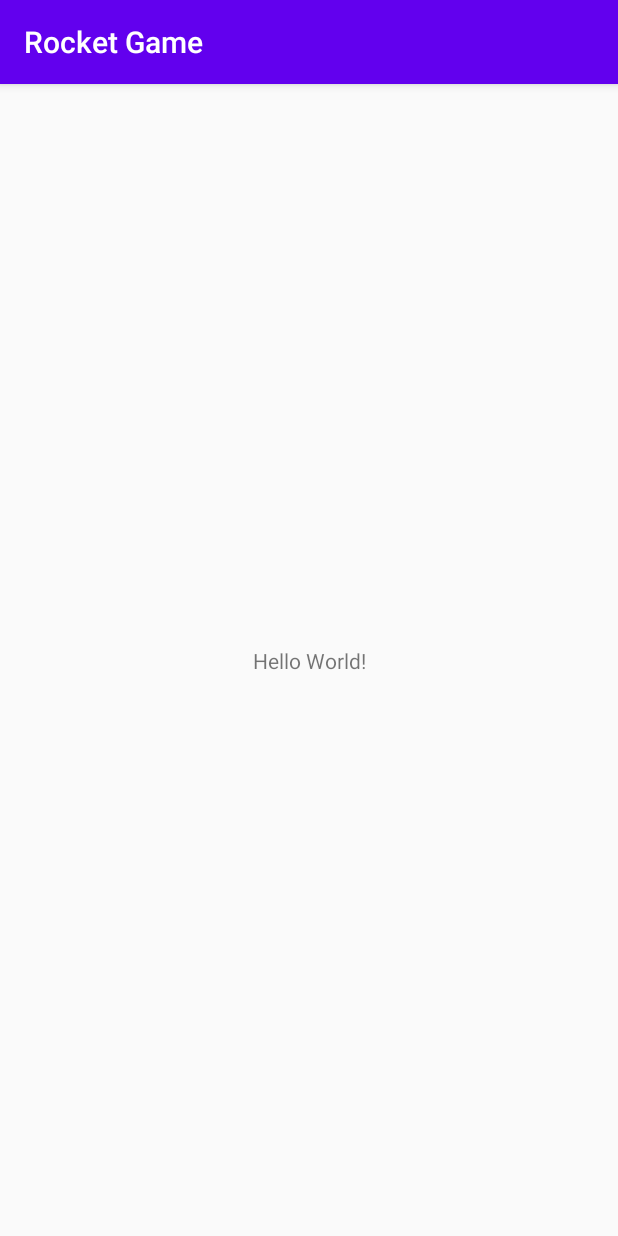
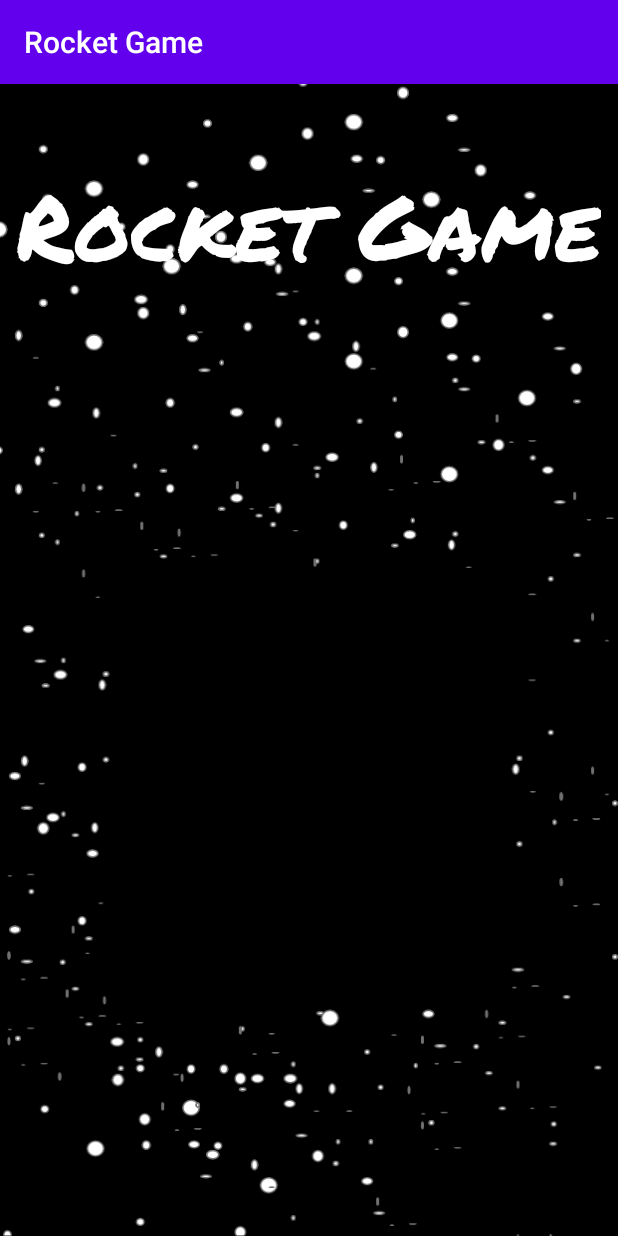
Before and after one commit to DimoDM/RocketGame, an Android app: the screen it shows after launch (MainActivity), on a phone screen of 412 x 824 dp. Run offline under Robolectric (Android 15) with nearby library versions, the phone set to English and light mode, and no system bars.

Commit message:
Customized the main activity and started working on app nav

```diff
--- a/app/build.gradle
+++ b/app/build.gradle
@@ -26,6 +26,9 @@ dependencies {
     implementation fileTree(dir: "libs", include: ["*.jar"])
     implementation 'androidx.appcompat:appcompat:1.2.0'
     implementation 'androidx.constraintlayout:constraintlayout:2.0.4'
+    implementation 'androidx.navigation:navigation-fragment:2.3.1'
+    implementation 'androidx.navigation:navigation-ui:2.3.1'
+    implementation 'androidx.legacy:legacy-support-v4:1.0.0'
     testImplementation 'junit:junit:4.12'
     androidTestImplementation 'androidx.test.ext:junit:1.1.2'
     androidTestImplementation 'androidx.test.espresso:espresso-core:3.3.0'
--- a/app/src/main/res/layout/activity_main.xml
+++ b/app/src/main/res/layout/activity_main.xml
@@ -4,15 +4,21 @@
     xmlns:tools="http://schemas.android.com/tools"
     android:layout_width="match_parent"
     android:layout_height="match_parent"
-    tools:context=".MainActivity">
+    tools:context=".MainActivity"
+    android:background="@drawable/BackgroundImage">
 
     <TextView
         android:layout_width="wrap_content"
         android:layout_height="wrap_content"
-        android:text="Hello World!"
+        android:fontFamily="@font/logo"
+        android:text="Rocket Game"
+        android:textColor="@android:color/white"
+        android:textSize="60sp"
         app:layout_constraintBottom_toBottomOf="parent"
+        app:layout_constraintHorizontal_bias="0.473"
         app:layout_constraintLeft_toLeftOf="parent"
         app:layout_constraintRight_toRightOf="parent"
-        app:layout_constraintTop_toTopOf="parent" />
+        app:layout_constraintTop_toTopOf="parent"
+        app:layout_constraintVertical_bias="0.075" />
 
 </androidx.constraintlayout.widget.ConstraintLayout>
--- a/app/src/main/res/values/strings.xml
+++ b/app/src/main/res/values/strings.xml
@@ -1,3 +1,5 @@
 <resources>
     <string name="app_name">Rocket Game</string>
+    <!-- TODO: Remove or change this placeholder text -->
+    <string name="hello_blank_fragment">Hello blank fragment</string>
 </resources>
```
Also changed, not shown: app/src/main/java/com/example/rocketgame/MainMenuFragment.java (added, +64 -0 lines), app/src/main/res/layout/fragment_main_menu.xml (added, +14 -0 lines), app/src/main/res/navigation/app_nav.xml (added, +13 -0 lines), app/src/main/res/drawable-hdpi/BackgroundImage.png (added), app/src/main/res/drawable-ldpi/BackgroundImage.png (added), app/src/main/res/drawable-mdpi/BackgroundImage.png (added), app/src/main/res/drawable-xhdpi/BackgroundImage.png (added), app/src/main/res/drawable-xxhdpi/BackgroundImage.png (added), app/src/main/res/drawable-xxxhdpi/BackgroundImage.png (added), app/src/main/res/font/logo.ttf (added).
